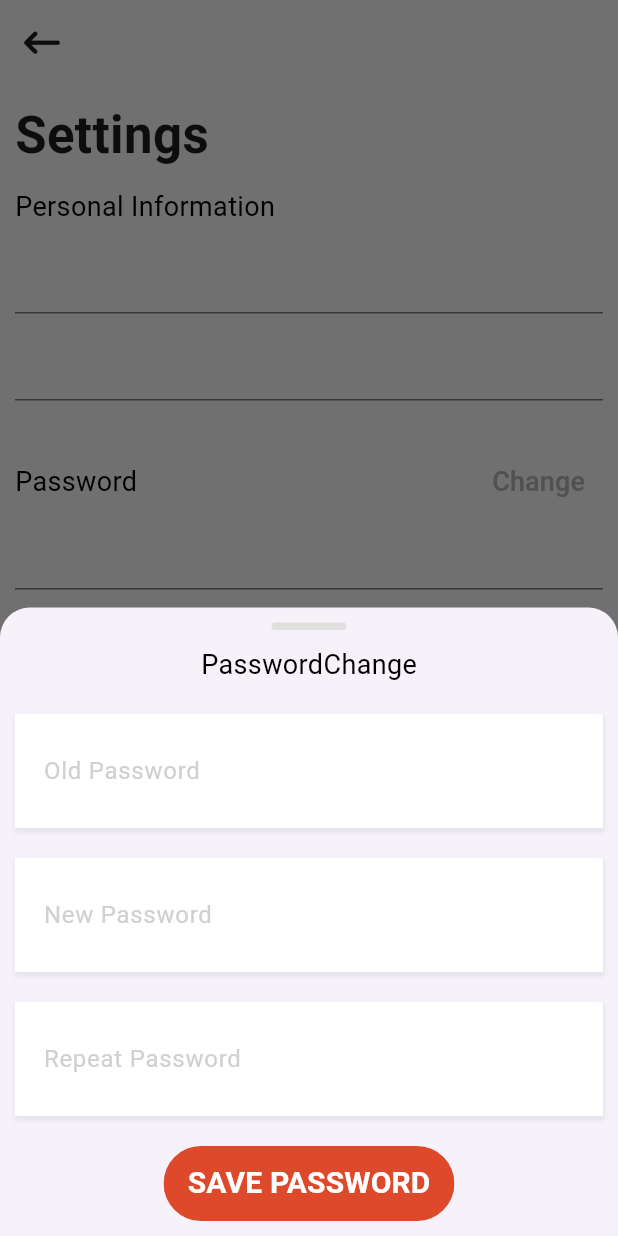
After one commit to zyad-abdelhamed/ecommerce-app, a Flutter app: the SettingsPage screen opened directly, after a tap on "Change", on a phone screen of 412 x 824 dp. The commit adds this screen. Run offline on Flutter 3.47's test engine with Material 3 defaults, Android fonts, the phone set to English and light mode, and no system bars; our stand-ins replace animate_do, bloc, cached_network_image, carousel_slider, dartz, dio and 6 more; accounts and stored records are empty.

Commit message:
settings

```diff
--- a/lib/core/constants/view_constants.dart
+++ b/lib/core/constants/view_constants.dart
@@ -4,6 +4,10 @@ class ViewConstants {
   static const String alreadyHaveANAccount = 'Already have an account?  ';
   static const String signUp = 'sign up';
   static const String login = 'LogIn';
+  static const String personalInfo = 'Personal Information';
+  static const String password = 'Password';
+  static const String change = 'Change';
+  static const String settings = 'Settings';
   static const String signUpSuccessfully = 'sign up successfully';
   static const String logInSuccessfully = 'log in successfully';
   static const Duration itervalDuration = Duration(seconds: 2);
--- a/lib/core/services/navigation.dart
+++ b/lib/core/services/navigation.dart
@@ -4,6 +4,7 @@ import 'package:ecommerce_application/features/auth/data/datasources/auth_local_
 import 'package:ecommerce_application/features/auth/presentation/view/pages/log_in_page.dart';
 import 'package:ecommerce_application/features/auth/presentation/view/pages/sign_up_page.dart';
 import 'package:ecommerce_application/features/dashboared/presentation/view/pages/bottom_navigation_bar.dart';
+import 'package:ecommerce_application/features/dashboared/presentation/view/pages/settings_page.dart';
 import 'package:flutter/material.dart';
 import 'package:go_router/go_router.dart';
 
@@ -15,7 +16,7 @@ final GoRouter router = GoRouter(
         return sl
                 .get<BaseAuthLocalDataSource>()
                 .haveToken(token: ApiConstant.token)
-            ? const DashboardPage()
+            ? const SettingsPage()
             : const LogInPage();
       },
     ),
--- a/lib/core/utils/app_textfield.dart
+++ b/lib/core/utils/app_textfield.dart
@@ -30,3 +30,30 @@ Widget getAppTextfield(
         ),
       ),
     );
+
+////////ده زر تقوم انت فيه يعم validator
+
+Widget getAppTextfieldWithVaildator(
+        {required FormFieldValidator<String> function,
+        required String textFieldName,
+        required BuildContext context,
+        required TextEditingController controller,
+        bool obscure = false}) =>
+    DecoratedBox(
+      decoration: BoxDecoration(boxShadow: ViewConstants.appShadow),
+      child: TextFormField(
+        obscureText: obscure,
+        controller: controller,
+        validator: function,
+        decoration: InputDecoration(
+          contentPadding:
+              const EdgeInsets.symmetric(vertical: 18, horizontal: 15),
+          filled: true,
+          fillColor: Colors.white,
+          labelText: textFieldName,
+          labelStyle:
+              const TextStyle(color: Color.fromARGB(255, 209, 207, 207)),
+          border: InputBorder.none,
+        ),
+      ),
+    );
--- a/lib/features/dashboared/data/repositories/favorites_repo.dart
+++ b/lib/features/dashboared/data/repositories/favorites_repo.dart
@@ -4,7 +4,6 @@ import 'package:ecommerce_application/core/errors/failures.dart';
 import 'package:ecommerce_application/features/dashboared/data/data_source/favorites_remote_data_source.dart';
 import 'package:ecommerce_application/features/dashboared/domain/entity/product.dart';
 import 'package:ecommerce_application/features/dashboared/domain/repositories/base_favorites_repo.dart';
-import 'package:ecommerce_application/features/dashboared/presentation/controller/cubit/product_cubit.dart';
 
 class FavoritesRepo extends BaseFavoritesRepo{
   final FavoritesRemoteDataSource favoritesRemoteDataSource;
--- a/lib/features/dashboared/presentation/controller/cubit/favorite_icon_controller.dart
+++ b/lib/features/dashboared/presentation/controller/cubit/favorite_icon_controller.dart
@@ -40,7 +40,7 @@ class FavoriteIconController  {
 //change icon and scale with animation
   void changeFavoriteIconToFavoritesIconWithAnimation() {
     favoriteIconScale = 1.5;
-    favoriteIcon =  Icon(
+    favoriteIcon =  const Icon(
       Icons.favorite,
       color: Colors.red,
     );
@@ -48,7 +48,7 @@ class FavoriteIconController  {
 
   void changeFavoriteIconToNotFavoritesIconWithAnimation() {
     favoriteIconScale = 1.0;
-    favoriteIcon =  Icon(
+    favoriteIcon =  const Icon(
       Icons.favorite_outline,
       color: Colors.grey,
     );
--- a/lib/features/dashboared/presentation/view/components/carts_widgt.dart
+++ b/lib/features/dashboared/presentation/view/components/carts_widgt.dart
@@ -1,8 +1,6 @@
-import 'package:ecommerce_application/core/services/dashboard_debendency_injection.dart';
 import 'package:ecommerce_application/core/utils/enums.dart';
 import 'package:ecommerce_application/core/utils/loading_widget.dart';
 import 'package:ecommerce_application/features/dashboared/presentation/controller/cubit/cart_cubit.dart';
-import 'package:ecommerce_application/features/dashboared/presentation/controller/cubit/product_cubit.dart';
 import 'package:ecommerce_application/features/dashboared/presentation/view/components/favorite_icon_widget.dart';
 import 'package:ecommerce_application/features/dashboared/presentation/view/components/horizontal_product_widget.dart';
 import 'package:flutter/material.dart';
--- a/lib/features/dashboared/presentation/view/components/category_products_body.dart
+++ b/lib/features/dashboared/presentation/view/components/category_products_body.dart
@@ -18,7 +18,7 @@ class CategoryProductsBody extends StatelessWidget {
         return Column(
           crossAxisAlignment: CrossAxisAlignment.end,
           children: [
-            IconButton(onPressed: () {}, icon: Icon(Icons.list)),
+            IconButton(onPressed: () {}, icon: const Icon(Icons.list)),
             //begin of gridview
             Expanded(
               child: GridView.builder(
--- a/lib/features/dashboared/presentation/view/components/favorite_icon_widget.dart
+++ b/lib/features/dashboared/presentation/view/components/favorite_icon_widget.dart
@@ -1,5 +1,3 @@
-import 'package:ecommerce_application/core/services/dashboard_debendency_injection.dart';
-import 'package:ecommerce_application/features/dashboared/presentation/controller/cubit/favorite_icon_controller.dart';
 import 'package:ecommerce_application/features/dashboared/presentation/controller/cubit/product_cubit.dart';
 import 'package:flutter/material.dart';
 import 'package:flutter_bloc/flutter_bloc.dart';
--- a/lib/features/dashboared/presentation/view/components/home_products.dart
+++ b/lib/features/dashboared/presentation/view/components/home_products.dart
@@ -1,6 +1,5 @@
 import 'package:ecommerce_application/core/services/dashboard_debendency_injection.dart';
 import 'package:ecommerce_application/core/utils/app_material_button.dart';
-import 'package:ecommerce_application/core/utils/app_sneak_bar.dart';
 import 'package:ecommerce_application/core/utils/enums.dart';
 import 'package:ecommerce_application/core/utils/loading_widget.dart';
 import 'package:ecommerce_application/core/utils/responsive_extention.dart';
--- /dev/null
+++ b/lib/features/dashboared/presentation/view/components/settings_body.dart
@@ -0,0 +1,153 @@
+import 'package:ecommerce_application/core/constants/view_constants.dart';
+import 'package:ecommerce_application/core/utils/app_material_button.dart';
+import 'package:ecommerce_application/core/utils/app_textfield.dart';
+import 'package:ecommerce_application/core/utils/sized_boxs.dart';
+import 'package:flutter/material.dart';
+
+import '../../../../../core/theme/text_styles.dart';
+
+// ignore: must_be_immutable
+class SettingsBody extends StatelessWidget {
+  SettingsBody({super.key});
+  TextEditingController oldPasswordController = TextEditingController();
+  TextEditingController newPasswordController = TextEditingController();
+  TextEditingController repeatPasswordController = TextEditingController();
+
+  GlobalKey<FormState> passwordChangeKey = GlobalKey<FormState>();
+
+  @override
+  Widget build(BuildContext context) {
+    return Padding(
+      padding: const EdgeInsets.all(10.0),
+      child: Column(
+        crossAxisAlignment: CrossAxisAlignment.start,
+        children: [
+          const Text(
+            ViewConstants.settings,
+            style: TextStyles.textStyle34,
+          ),
+          SizedBoxs.sizedBoxH10,
+          const Text(
+            ViewConstants.personalInfo,
+            style: TextStyles.textStyle25b,
+          ),
+          SizedBoxs.sizedBoxH10,
+          const TextField(),
+          SizedBoxs.sizedBoxH10,
+          const TextField(),
+          SizedBoxs.sizedBoxH30,
+          Row(
+            mainAxisAlignment: MainAxisAlignment.spaceBetween,
+            children: [
+              const Text(
+                ViewConstants.password,
+                style: TextStyles.textStyle25b,
+              ),
+              TextButton(
+                  onPressed: () {
+                    customBottomSheet(
+                        context: context,
+                        passwordChangeKey: passwordChangeKey,
+                        oldPasswordController: oldPasswordController,
+                        newPasswordController: newPasswordController,
+                        repeatPasswordController: repeatPasswordController);
+                  },
+                  child: const Text(
+                    ViewConstants.change,
+                    style: TextStyles.textStyle25g,
+                  ))
+            ],
+          ),
+          const TextField()
+        ],
+      ),
+    );
+  }
+}
+
+///////////
+
+Future customBottomSheet({
+  required BuildContext context,
+  required GlobalKey<FormState> passwordChangeKey,
+  required TextEditingController oldPasswordController,
+  required TextEditingController newPasswordController,
+  required TextEditingController repeatPasswordController,
+}) {
+  return showModalBottomSheet(
+    context: context,
+    shape: const RoundedRectangleBorder(
+        borderRadius: BorderRadius.vertical(top: Radius.circular(20))),
+    builder: (context) {
+      return Padding(
+        padding: const EdgeInsets.all(10),
+        child: Column(
+
+          mainAxisSize: MainAxisSize.min,
+          children: [
+            Container(
+              width: 50,
+              height: 5,
+              decoration: BoxDecoration(
+                  color: Colors.grey[300],
+                  borderRadius: BorderRadius.circular(10)),
+            ),
+            SizedBoxs.sizedBoxH10,
+            const Row(
+              mainAxisAlignment: MainAxisAlignment.center,
+              children: [
+                Text(
+                  ViewConstants.password,
+                  style: TextStyles.textStyle25b,
+                ),
+                Text(
+                  ViewConstants.change,
+                  style: TextStyles.textStyle25b,
+                )
+              ],
+            ),
+            SizedBoxs.sizedBoxH20,
+            Form(
+                key: passwordChangeKey,
+                child: Column(
+                  children: [
+                    getAppTextfield(
+                        textFieldName: 'Old Password',
+                        context: context,
+                        controller: oldPasswordController),
+                          SizedBoxs.sizedBoxH20,
+            getAppTextfield(
+                textFieldName: 'New Password',
+                context: context,
+                controller: newPasswordController),
+            SizedBoxs.sizedBoxH20,
+            getAppTextfieldWithVaildator(
+                function: (value) {
+                  if (repeatPasswordController.text.isEmpty) {
+                    return 'this field must not be empty';
+                  } else if (repeatPasswordController.text !=
+                      newPasswordController.text) {
+                    return 'not equel with new password';
+                  } else {
+                    return null;
+                  }
+                },
+                textFieldName: 'Repeat Password',
+                context: context,
+                controller: repeatPasswordController),
+                  ],
+                )),
+
+            SizedBoxs.sizedBoxH20,
+            appMaterialButton(
+                buttonFunction: () {
+                  if(passwordChangeKey.currentState!.validate()){
+
+                  }
+                }, buttonName: 'SAVE PASSWORD')
+          ],
+        ),
+      );
+    },
+  );
+}
--- /dev/null
+++ b/lib/features/dashboared/presentation/view/pages/settings_page.dart
@@ -0,0 +1,15 @@
+import 'package:ecommerce_application/features/dashboared/presentation/view/components/settings_body.dart';
+import 'package:flutter/material.dart';
+import 'package:font_awesome_flutter/font_awesome_flutter.dart';
+
+class SettingsPage extends StatelessWidget {
+  const SettingsPage({super.key});
+
+  @override
+  Widget build(BuildContext context) {
+    return Scaffold(
+      appBar: AppBar(leading:const Icon(FontAwesomeIcons.arrowLeftLong),),
+      body: SettingsBody(),
+    );
+  }
+}
--- a/lib/main.dart
+++ b/lib/main.dart
@@ -19,7 +19,6 @@ import 'package:ecommerce_application/core/services/dashboard_debendency_injecti
 import 'package:ecommerce_application/core/services/navigation.dart';
 import 'package:ecommerce_application/core/theme/app_theme.dart';
 import 'package:ecommerce_application/core/services/shared.dart';
-import 'package:ecommerce_application/features/dashboared/presentation/controller/cubit/cart_cubit.dart';
 import 'package:flutter/material.dart';
 
 void main() async {
```
